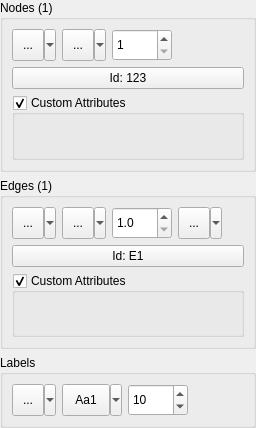
Above: code/src/CNodeEdgePropertiesUI.ui from ArsMasiuk/qvge before the change. Below: the same form after it.
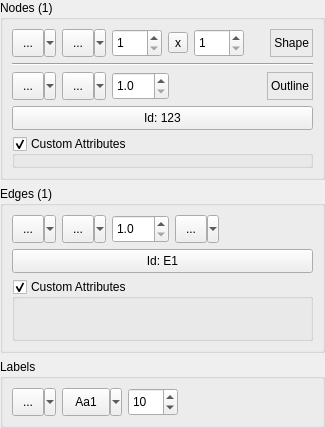
That is the form after the change. Custom widgets are drawn as their Qt base class.

Patch:
```diff
--- a/code/src/CNodeEdgePropertiesUI.ui
+++ b/code/src/CNodeEdgePropertiesUI.ui
@@ -6,7 +6,7 @@
    <rect>
     <x>0</x>
     <y>0</y>
-    <width>256</width>
+    <width>325</width>
     <height>428</height>
    </rect>
   </property>
@@ -37,46 +37,46 @@
      <property name="title">
       <string>Nodes (1)</string>
      </property>
-     <layout class="QGridLayout" name="gridLayout">
-      <item row="3" column="0" colspan="4">
-       <widget class="QGroupBox" name="NodeAttrBox">
+     <layout class="QVBoxLayout" name="verticalLayout_5">
+      <item>
+       <layout class="QHBoxLayout" name="horizontalLayout_3">
+        <item>
+         <widget class="QSint::ColorButton" name="NodeColor">
         <property name="sizePolicy">
-         <sizepolicy hsizetype="Preferred" vsizetype="Expanding">
+           <sizepolicy hsizetype="Fixed" vsizetype="Fixed">
           <horstretch>0</horstretch>
           <verstretch>0</verstretch>
          </sizepolicy>
         </property>
-        <property name="title">
-         <string>Custom Attributes</string>
-        </property>
-        <property name="flat">
-         <bool>true</bool>
-        </property>
-        <property name="checkable">
-         <bool>true</bool>
-        </property>
-        <layout class="QVBoxLayout" name="verticalLayout_3">
-         <property name="leftMargin">
-          <number>0</number>
-         </property>
-         <property name="rightMargin">
-          <number>0</number>
-         </property>
-         <property name="bottomMargin">
-          <number>0</number>
-         </property>
-         <item>
-          <widget class="CAttributesEditorUI" name="NodeAttrEditor" native="true"/>
-         </item>
-        </layout>
-       </widget>
-      </item>
-      <item row="1" column="1">
+          <property name="minimumSize">
+           <size>
+            <width>44</width>
+            <height>28</height>
+           </size>
+          </property>
+          <property name="statusTip">
+           <string>Set fill color of the selected nodes</string>
+          </property>
+          <property name="text">
+           <string>...</string>
+          </property>
+          <property name="iconSize">
+           <size>
+            <width>18</width>
+            <height>18</height>
+           </size>
+          </property>
+          <property name="popupMode">
+           <enum>QToolButton::MenuButtonPopup</enum>
+          </property>
+         </widget>
+        </item>
+        <item>
        <widget class="QSint::QSplitButton" name="NodeShape">
         <property name="minimumSize">
          <size>
           <width>44</width>
-          <height>32</height>
+            <height>28</height>
          </size>
         </property>
         <property name="statusTip">
@@ -87,8 +87,8 @@
         </property>
         <property name="iconSize">
          <size>
-          <width>20</width>
-          <height>20</height>
+            <width>18</width>
+            <height>18</height>
          </size>
         </property>
         <property name="popupMode">
@@ -96,8 +96,8 @@
         </property>
        </widget>
       </item>
-      <item row="1" column="2">
-       <widget class="QSpinBox" name="NodeSize">
+        <item>
+         <widget class="QSpinBox" name="NodeSizeX">
         <property name="sizePolicy">
          <sizepolicy hsizetype="Fixed" vsizetype="Fixed">
           <horstretch>0</horstretch>
@@ -106,8 +106,8 @@
         </property>
         <property name="minimumSize">
          <size>
-          <width>60</width>
-          <height>32</height>
+            <width>50</width>
+            <height>28</height>
          </size>
         </property>
         <property name="statusTip">
@@ -120,11 +120,55 @@
          <number>1</number>
         </property>
         <property name="maximum">
-         <number>50</number>
+           <number>1000</number>
         </property>
        </widget>
       </item>
-      <item row="1" column="3">
+        <item>
+         <widget class="QToolButton" name="NodeSizeSwitch">
+          <property name="statusTip">
+           <string>Uniform nodes size editing if checked</string>
+          </property>
+          <property name="text">
+           <string>x</string>
+          </property>
+          <property name="checkable">
+           <bool>true</bool>
+          </property>
+          <property name="checked">
+           <bool>false</bool>
+          </property>
+         </widget>
+        </item>
+        <item>
+         <widget class="QSpinBox" name="NodeSizeY">
+          <property name="sizePolicy">
+           <sizepolicy hsizetype="Fixed" vsizetype="Fixed">
+            <horstretch>0</horstretch>
+            <verstretch>0</verstretch>
+           </sizepolicy>
+          </property>
+          <property name="minimumSize">
+           <size>
+            <width>50</width>
+            <height>28</height>
+           </size>
+          </property>
+          <property name="statusTip">
+           <string>Set height of the selected nodes</string>
+          </property>
+          <property name="correctionMode">
+           <enum>QAbstractSpinBox::CorrectToNearestValue</enum>
+          </property>
+          <property name="minimum">
+           <number>1</number>
+          </property>
+          <property name="maximum">
+           <number>1000</number>
+          </property>
+         </widget>
+        </item>
+        <item>
        <spacer name="horizontalSpacer">
         <property name="orientation">
          <enum>Qt::Horizontal</enum>
@@ -137,8 +181,35 @@
         </property>
        </spacer>
       </item>
-      <item row="1" column="0">
-       <widget class="QSint::ColorButton" name="NodeColor">
+        <item>
+         <widget class="QLabel" name="label_2">
+          <property name="frameShape">
+           <enum>QFrame::StyledPanel</enum>
+          </property>
+          <property name="frameShadow">
+           <enum>QFrame::Sunken</enum>
+          </property>
+          <property name="text">
+           <string>Shape</string>
+          </property>
+          <property name="alignment">
+           <set>Qt::AlignRight|Qt::AlignTrailing|Qt::AlignVCenter</set>
+          </property>
+         </widget>
+        </item>
+       </layout>
+      </item>
+      <item>
+       <widget class="Line" name="line">
+        <property name="orientation">
+         <enum>Qt::Horizontal</enum>
+        </property>
+       </widget>
+      </item>
+      <item>
+       <layout class="QHBoxLayout" name="horizontalLayout_5">
+        <item>
+         <widget class="QSint::ColorButton" name="StrokeColor">
         <property name="sizePolicy">
          <sizepolicy hsizetype="Fixed" vsizetype="Fixed">
           <horstretch>0</horstretch>
@@ -148,7 +219,7 @@
         <property name="minimumSize">
          <size>
           <width>44</width>
-          <height>32</height>
+            <height>28</height>
          </size>
         </property>
         <property name="statusTip">
@@ -159,17 +230,110 @@
         </property>
         <property name="iconSize">
          <size>
-          <width>20</width>
+            <width>18</width>
+            <height>18</height>
+           </size>
+          </property>
+          <property name="popupMode">
+           <enum>QToolButton::MenuButtonPopup</enum>
+          </property>
+         </widget>
+        </item>
+        <item>
+         <widget class="QSint::QPenButton" name="StrokeStyle">
+          <property name="minimumSize">
+           <size>
+            <width>44</width>
+            <height>28</height>
+           </size>
+          </property>
+          <property name="statusTip">
+           <string>Set stroke style of the selected nodes</string>
+          </property>
+          <property name="text">
+           <string>...</string>
+          </property>
+          <property name="iconSize">
+           <size>
+            <width>18</width>
+            <height>18</height>
+           </size>
+          </property>
+          <property name="popupMode">
+           <enum>QToolButton::MenuButtonPopup</enum>
+          </property>
+         </widget>
+        </item>
+        <item>
+         <widget class="QDoubleSpinBox" name="StrokeSize">
+          <property name="sizePolicy">
+           <sizepolicy hsizetype="Fixed" vsizetype="Fixed">
+            <horstretch>0</horstretch>
+            <verstretch>0</verstretch>
+           </sizepolicy>
+          </property>
+          <property name="minimumSize">
+           <size>
+            <width>50</width>
+            <height>28</height>
+           </size>
+          </property>
+          <property name="statusTip">
+           <string>Set stroke width of the selected nodes</string>
+          </property>
+          <property name="correctionMode">
+           <enum>QAbstractSpinBox::CorrectToNearestValue</enum>
+          </property>
+          <property name="decimals">
+           <number>1</number>
+          </property>
+          <property name="minimum">
+           <double>1.000000000000000</double>
+          </property>
+          <property name="singleStep">
+           <double>0.100000000000000</double>
+          </property>
+         </widget>
+        </item>
+        <item>
+         <spacer name="horizontalSpacer_4">
+          <property name="orientation">
+           <enum>Qt::Horizontal</enum>
+          </property>
+          <property name="sizeHint" stdset="0">
+           <size>
+            <width>40</width>
           <height>20</height>
          </size>
         </property>
-        <property name="popupMode">
-         <enum>QToolButton::MenuButtonPopup</enum>
+         </spacer>
+        </item>
+        <item>
+         <widget class="QLabel" name="label">
+          <property name="frameShape">
+           <enum>QFrame::StyledPanel</enum>
+          </property>
+          <property name="frameShadow">
+           <enum>QFrame::Sunken</enum>
+          </property>
+          <property name="text">
+           <string>Outline</string>
+          </property>
+          <property name="alignment">
+           <set>Qt::AlignRight|Qt::AlignTrailing|Qt::AlignVCenter</set>
         </property>
        </widget>
       </item>
-      <item row="2" column="0" colspan="4">
+       </layout>
+      </item>
+      <item>
        <widget class="QPushButton" name="NodeId">
+        <property name="minimumSize">
+         <size>
+          <width>0</width>
+          <height>24</height>
+         </size>
+        </property>
         <property name="toolTip">
          <string>Click to edit</string>
         </property>
@@ -181,6 +345,39 @@
         </property>
        </widget>
       </item>
+      <item>
+       <widget class="QGroupBox" name="NodeAttrBox">
+        <property name="sizePolicy">
+         <sizepolicy hsizetype="Preferred" vsizetype="Expanding">
+          <horstretch>0</horstretch>
+          <verstretch>0</verstretch>
+         </sizepolicy>
+        </property>
+        <property name="title">
+         <string>Custom Attributes</string>
+        </property>
+        <property name="flat">
+         <bool>true</bool>
+        </property>
+        <property name="checkable">
+         <bool>true</bool>
+        </property>
+        <layout class="QVBoxLayout" name="verticalLayout_3">
+         <property name="leftMargin">
+          <number>0</number>
+         </property>
+         <property name="rightMargin">
+          <number>0</number>
+         </property>
+         <property name="bottomMargin">
+          <number>0</number>
+         </property>
+         <item>
+          <widget class="CAttributesEditorUI" name="NodeAttrEditor" native="true"/>
+         </item>
+        </layout>
+       </widget>
+      </item>
      </layout>
     </widget>
    </item>
@@ -203,7 +400,7 @@
           <property name="minimumSize">
            <size>
             <width>44</width>
-            <height>32</height>
+            <height>28</height>
            </size>
           </property>
           <property name="statusTip">
@@ -214,8 +411,8 @@
           </property>
           <property name="iconSize">
            <size>
-            <width>20</width>
-            <height>20</height>
+            <width>18</width>
+            <height>18</height>
            </size>
           </property>
           <property name="popupMode">
@@ -228,7 +425,7 @@
           <property name="minimumSize">
            <size>
             <width>44</width>
-            <height>32</height>
+            <height>28</height>
            </size>
           </property>
           <property name="statusTip">
@@ -239,8 +436,8 @@
           </property>
           <property name="iconSize">
            <size>
-            <width>20</width>
-            <height>20</height>
+            <width>18</width>
+            <height>18</height>
            </size>
           </property>
           <property name="popupMode">
@@ -258,8 +455,8 @@
           </property>
           <property name="minimumSize">
            <size>
-            <width>60</width>
-            <height>32</height>
+            <width>50</width>
+            <height>28</height>
            </size>
           </property>
           <property name="statusTip">
@@ -284,7 +481,7 @@
           <property name="minimumSize">
            <size>
             <width>44</width>
-            <height>32</height>
+            <height>28</height>
            </size>
           </property>
           <property name="statusTip">
@@ -295,8 +492,8 @@
           </property>
           <property name="iconSize">
            <size>
-            <width>20</width>
-            <height>20</height>
+            <width>18</width>
+            <height>18</height>
            </size>
           </property>
           <property name="popupMode">
@@ -321,6 +518,12 @@
       </item>
       <item>
        <widget class="QPushButton" name="EdgeId">
+        <property name="minimumSize">
+         <size>
+          <width>0</width>
+          <height>24</height>
+         </size>
+        </property>
         <property name="toolTip">
          <string>Click to edit</string>
         </property>
@@ -387,7 +590,7 @@
           <property name="minimumSize">
            <size>
             <width>44</width>
-            <height>32</height>
+            <height>28</height>
            </size>
           </property>
           <property name="statusTip">
@@ -398,8 +601,8 @@
           </property>
           <property name="iconSize">
            <size>
-            <width>20</width>
-            <height>20</height>
+            <width>18</width>
+            <height>18</height>
            </size>
           </property>
           <property name="popupMode">
@@ -412,7 +615,7 @@
           <property name="minimumSize">
            <size>
             <width>60</width>
-            <height>32</height>
+            <height>28</height>
            </size>
           </property>
           <property name="statusTip">
@@ -439,8 +642,8 @@
           </property>
           <property name="minimumSize">
            <size>
-            <width>60</width>
-            <height>32</height>
+            <width>50</width>
+            <height>28</height>
            </size>
           </property>
           <property name="statusTip">
```
Left out of the diff: 11 changed lines with no effect on the pictures. Lines whose indentation alone changed are shown as unchanged.
